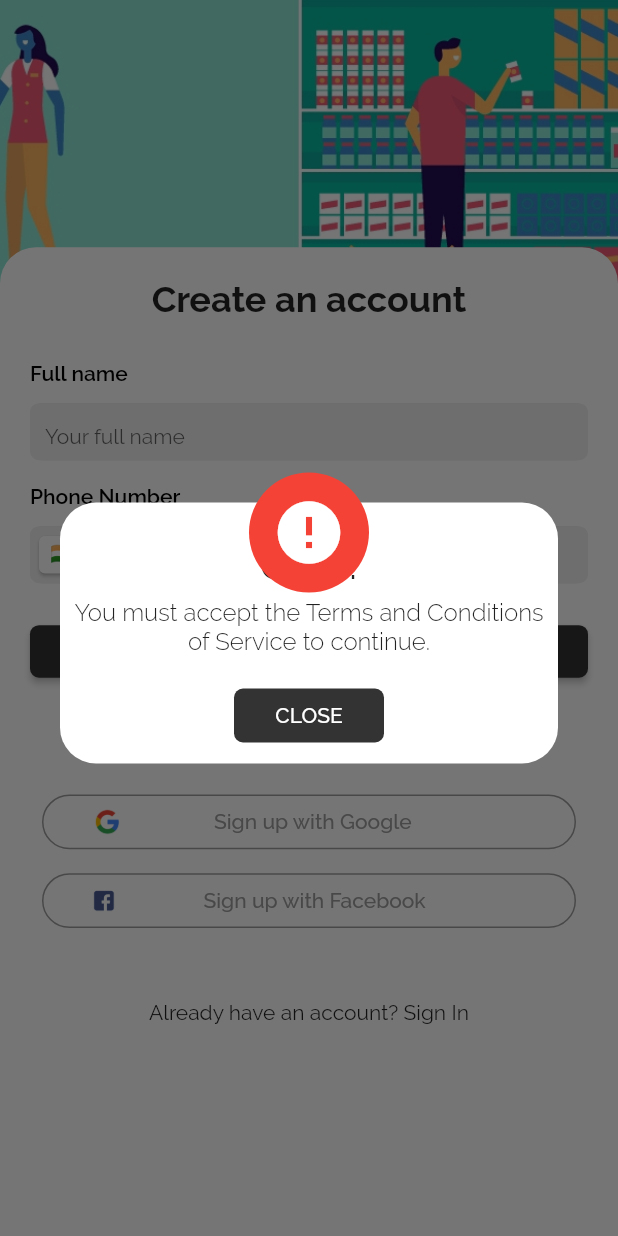
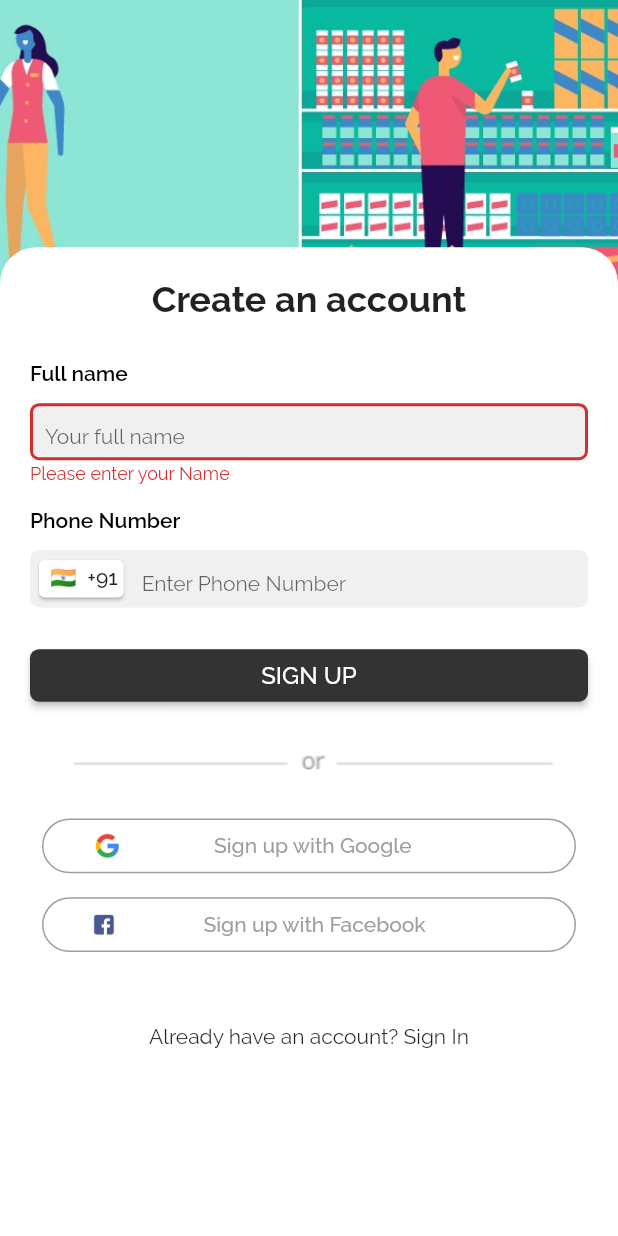
Before and after one commit to cloud10-23/breakq-mobileapp, a Flutter app: the SignUpScreen screen opened by its route, after a tap on "SIGN UP", on a phone screen of 412 x 824 dp. Run offline on Flutter 3.47's test engine with Material 2 defaults, Android fonts, the phone set to English and light mode, and no system bars; our stand-ins replace bloc, cached_network_image, equatable, firebase_auth, firebase_core, flutter_bloc and 12 more; missing offline and left inert: flutter_facebook_auth; accounts and stored records are empty.

Commit message:
Added mobile signup functionality

```diff
--- a/lib/blocs/auth/auth_bloc.dart
+++ b/lib/blocs/auth/auth_bloc.dart
@@ -29,9 +29,9 @@ class AuthBloc extends BaseBloc<AuthEvent, AuthState> {
 
   @override
   Stream<AuthState> mapEventToState(AuthEvent event) async* {
-    // if (event is UserRegisteredAuthEvent) {
-    //   yield* _mapOnRegisterAuthEventToState(event);
-    if (event is LoginRequestedAuthEvent) {
+    if (event is UserRegisteredAuthEvent) {
+      yield* _mapOnRegisterAuthEventToState(event);
+    } else if (event is LoginRequestedAuthEvent) {
       yield* _mapLoginAuthEventToState(event);
     } else if (event is GoogleLoginRequestedAuthEvent) {
       yield* _mapGoogleLoginAuthEventToState(event);
@@ -73,21 +73,16 @@ class AuthBloc extends BaseBloc<AuthEvent, AuthState> {
     yield LoginFailureAuthState(event.error);
   }
 
-  // Stream<AuthState> _mapOnRegisterAuthEventToState(
-  //     UserRegisteredAuthEvent event) async* {
-  //   ///Notify loading to UI
-  //   yield ProcessInProgressAuthState();
+  Stream<AuthState> _mapOnRegisterAuthEventToState(
+      UserRegisteredAuthEvent event) async* {
+    ///Notify loading to UI
+    yield ProcessInProgressAuthState();
 
-  //   getIt.get<AppGlobals>().user = await const UserRepository().getProfile();
-
-  //   try {
-  //     add(UserSavedAuthEvent(getIt.get<AppGlobals>().user));
-
-  //     yield LoginSuccessAuthState();
-  //   } catch (error) {
-  //     yield RegistrationFailureAuthState(error.toString());
-  //   }
-  // }
+    subscription = sendOtp(event.phone).listen((event) {
+      add(event);
+    });
+    yield VerifyOTPAuthState();
+  }
 
   Stream<AuthState> _mapOTPVerificationAuthEventToState(
       OTPVerificationAuthEvent event) async* {
--- a/lib/configs/routes.dart
+++ b/lib/configs/routes.dart
@@ -46,13 +46,9 @@ class Routes {
           },
         );
       case signIn:
-        return SlideRoute(widget: SignInScreen());
+        return SlideRoute(widget: const SignInScreen());
       case signUp:
-        return MaterialPageRoute<SignUpScreen>(
-          builder: (BuildContext context) {
-            return const SignUpScreen();
-          },
-        );
+        return SlideRoute(widget: const SignUpScreen());
       case editProfile:
         return MaterialPageRoute<EditProfileScreen>(
           builder: (BuildContext context) {
--- a/lib/l10n/intl_en.arb
+++ b/lib/l10n/intl_en.arb
@@ -121,9 +121,10 @@
     "onboardingPage3Body": "Just show the QR code at checkout. No more waiting in line.",
     "onboardingBtnSkip": "Skip",
     "onboardingBtnGetStarted": "Get Started",
-    "formValidatorRequired": "Please enter your Phone Number",
     "formValidatorEmail": "Email format invalid",
     "formValidatorMinLength": "Min. length is {length} characters",
+    "formValidatorNameRequired": "Please enter your Name",
+    "formValidatorPhoneRequired": "Please enter your Phone Number",
     "formValidatorInvalidPassword": "Password format invalid",
     "forgotPasswordTitle": "Forgot password?",
     "forgotPasswordLabel": "Enter your registered email address and we shall send you a secure link to reset your password.",
--- a/lib/main_app.dart
+++ b/lib/main_app.dart
@@ -2,6 +2,8 @@ import 'package:breakq/blocs/cart/cart_bloc.dart';
 import 'package:breakq/data/repositories/user_repository.dart';
 import 'package:breakq/screens/cart/cart_overlay.dart';
 import 'package:breakq/screens/home/explore.dart';
+import 'package:breakq/screens/onboarding/onboarding.dart';
+import 'package:breakq/screens/splash.dart';
 import 'package:flutter/material.dart';
 import 'package:flutter_bloc/flutter_bloc.dart';
 import 'package:flutter_localizations/flutter_localizations.dart';
@@ -114,17 +116,16 @@ class _MainAppState extends State<MainApp> /*with WidgetsBindingObserver */ {
         builder: (BuildContext context, ApplicationState appState) {
           Widget homeWidget;
 
-          // if (appState is SetupSuccessApplicationState) {
-          //   // homeWidget = HomeExploreScreen();
-          homeWidget = CartNavigation(
-              homeScreen: HomeScreen(
-                  key: getIt.get<AppGlobals>().globalKeySearchScreen),
-              navigatorKey: getIt.get<AppGlobals>().globalKeyNavigator);
-          // } else if (appState is OnboardingInProgressApplicationState) {
-          //   homeWidget = OnboardingScreen();
-          // } else {
-          //   homeWidget = const SplashScreen();
-          // }
+          if (appState is SetupSuccessApplicationState) {
+            homeWidget = CartNavigation(
+                homeScreen: HomeScreen(
+                    key: getIt.get<AppGlobals>().globalKeySearchScreen),
+                navigatorKey: getIt.get<AppGlobals>().globalKeyNavigator);
+          } else if (appState is OnboardingInProgressApplicationState) {
+            homeWidget = const OnboardingScreen();
+          } else {
+            homeWidget = const SplashScreen();
+          }
 
           return BlocBuilder<ThemeBloc, ThemeState>(
             builder: (BuildContext context, ThemeState theme) {
--- a/lib/screens/edit_profile/edit_profile.dart
+++ b/lib/screens/edit_profile/edit_profile.dart
@@ -197,7 +197,7 @@ class _EditProfileScreenState extends State<EditProfileScreen> {
                     },
                     controller: _textNameController,
                     validator: FormValidator.isRequired(
-                        L10n.of(context).formValidatorRequired),
+                        L10n.of(context).formValidatorNameRequired),
                   ),
                   FormLabel(text: L10n.of(context).editProfileLabelPhone),
                   ThemeTextInput(
--- a/lib/screens/onboarding/onboarding.dart
+++ b/lib/screens/onboarding/onboarding.dart
@@ -7,6 +7,7 @@ import 'package:breakq/generated/l10n.dart';
 import 'package:breakq/utils/text_style.dart';
 
 class OnboardingScreen extends StatefulWidget {
+  const OnboardingScreen();
   @override
   _OnboardingScreenState createState() => _OnboardingScreenState();
 }
--- a/lib/screens/onboarding/sign_up.dart
+++ b/lib/screens/onboarding/sign_up.dart
@@ -1,6 +1,8 @@
+import 'package:breakq/blocs/application/application_bloc.dart';
 import 'package:breakq/configs/routes.dart';
 import 'package:breakq/data/models/country.dart';
 import 'package:breakq/screens/onboarding/widgets/sigin_helper.dart';
+import 'package:breakq/screens/onboarding/widgets/sign_in_otp.dart';
 import 'package:flutter/material.dart';
 import 'package:flutter_bloc/flutter_bloc.dart';
 import 'package:breakq/blocs/auth/auth_bloc.dart';
@@ -16,50 +18,32 @@ import 'package:breakq/utils/text_style.dart';
 
 class SignUpScreen extends StatefulWidget {
   const SignUpScreen({Key key}) : super(key: key);
+  @override
+  _SignUpScreenState createState() => _SignUpScreenState();
+}
+
+class _SignUpScreenState extends State<SignUpScreen>
+    with SingleTickerProviderStateMixin {
+  TabController _controller;
 
   @override
-  _SignUpScreenState createState() {
-    return _SignUpScreenState();
-  }
+  void initState() {
+    super.initState();
+    _controller = TabController(length: 2, initialIndex: 0, vsync: this);
   }
 
-class _SignUpScreenState extends State<SignUpScreen> {
-  final TextEditingController _textNameController = TextEditingController();
-  final TextEditingController _textPhoneController = TextEditingController();
-  final FocusNode _focusName = FocusNode();
-  final FocusNode _focusPhone = FocusNode();
-  final GlobalKey<ThemeTextInputState> keyPhoneInput =
-      GlobalKey<ThemeTextInputState>();
-  final GlobalKey<ThemeTextInputState> keyNameInput =
-      GlobalKey<ThemeTextInputState>();
-
-  bool _consentGiven = false;
-
-  void _signUp() {
-    FormUtils.hideKeyboard(context);
-
-    if (!_consentGiven) {
-      UI.showErrorDialog(
-        context,
-        message: L10n.of(context).signUpErrorConsent,
-        onPressed: () {},
-      );
-      return;
-    }
-
-    if (keyNameInput.currentState.validate() &&
-        keyPhoneInput.currentState.validate()) {
-      BlocProvider.of<AuthBloc>(context).add(UserRegisteredAuthEvent(
-        fullName: _textNameController.text,
-        phone: _textPhoneController.text,
-      ));
-    }
+  @override
+  void dispose() {
+    _controller.dispose();
+    super.dispose();
   }
 
   @override
   Widget build(BuildContext context) {
     return Scaffold(
-      body: Stack(
+      body: BlocConsumer<AuthBloc, AuthState>(
+        builder: (context, snapshot) {
+          return Stack(
             alignment: Alignment.bottomCenter,
             children: <Widget>[
               Container(
@@ -81,16 +65,84 @@ class _SignUpScreenState extends State<SignUpScreen> {
                     topRight: Radius.circular(kCardRadius),
                   ),
                 ),
-            child: SingleChildScrollView(
+                child: TabBarView(
+                  controller: _controller,
+                  physics: NeverScrollableScrollPhysics(),
+                  children: [
+                    SignUpWidget(),
+                    SignInOTPWidget(),
+                  ],
+                ),
+              ),
+            ],
+          );
+        },
+        listenWhen: (previous, current) => (current is VerifyOTPAuthState ||
+            current is InitialAuthState ||
+            current is LoginSuccessAuthState),
+        listener: (context, state) => (state is LoginSuccessAuthState)
+            ? BlocProvider.of<ApplicationBloc>(context)
+                .add(OnboardingCompletedApplicationEvent())
+            : (state is VerifyOTPAuthState)
+                ? _controller.animateTo(1)
+                : _controller.animateTo(0),
+      ),
+    );
+  }
+}
+
+class SignUpWidget extends StatefulWidget {
+  const SignUpWidget({Key key}) : super(key: key);
+
+  @override
+  _SignUpWidgetState createState() {
+    return _SignUpWidgetState();
+  }
+}
+
+class _SignUpWidgetState extends State<SignUpWidget> {
+  final TextEditingController _textNameController = TextEditingController();
+  final TextEditingController _textPhoneController = TextEditingController();
+  final FocusNode _focusName = FocusNode();
+  final FocusNode _focusPhone = FocusNode();
+  final GlobalKey<ThemeTextInputState> keyPhoneInput =
+      GlobalKey<ThemeTextInputState>();
+  final GlobalKey<ThemeTextInputState> keyNameInput =
+      GlobalKey<ThemeTextInputState>();
+
+  bool _consentGiven = true;
+
+  void _signUp() {
+    FormUtils.hideKeyboard(context);
+
+    if (!_consentGiven) {
+      UI.showErrorDialog(
+        context,
+        message: L10n.of(context).signUpErrorConsent,
+        onPressed: () {},
+      );
+      return;
+    }
+
+    if (keyNameInput.currentState.validate() &&
+        keyPhoneInput.currentState.validate()) {
+      BlocProvider.of<AuthBloc>(context).add(UserRegisteredAuthEvent(
+        fullName: _textNameController.text,
+        phone: "+91" + _textPhoneController.text,
+      ));
+    }
+  }
+
+  @override
+  Widget build(BuildContext context) {
+    return SingleChildScrollView(
       child: Padding(
-                padding:
-                    const EdgeInsets.only(left: kPaddingL, right: kPaddingL),
+        padding: const EdgeInsets.only(left: kPaddingL, right: kPaddingL),
         child: Column(
           crossAxisAlignment: CrossAxisAlignment.stretch,
-                  children: <Widget>[
+          children: [
             Padding(
-                      padding: const EdgeInsets.only(
-                          top: kPaddingL, bottom: kPaddingL),
+              padding: const EdgeInsets.only(top: kPaddingL, bottom: kPaddingL),
               child: Text(
                 L10n.of(context).signUpTitle,
                 style: Theme.of(context).textTheme.headline5.bold,
@@ -106,8 +158,7 @@ class _SignUpScreenState extends State<SignUpScreen> {
               focusNode: _focusName,
               textInputAction: TextInputAction.next,
               onSubmitted: (String text) {
-                        FormUtils.fieldFocusChange(
-                            context, _focusName, _focusPhone);
+                FormUtils.fieldFocusChange(context, _focusName, _focusPhone);
               },
               onTapIcon: () async {
                 await Future<dynamic>.delayed(
@@ -115,7 +166,7 @@ class _SignUpScreenState extends State<SignUpScreen> {
                 _textNameController.clear();
               },
               validator: FormValidator.isRequired(
-                          L10n.of(context).formValidatorRequired),
+                  L10n.of(context).formValidatorNameRequired),
             ),
             const SizedBox(height: kPaddingM),
             FormLabel(text: L10n.of(context).signUpLabelPhone),
@@ -140,13 +191,11 @@ class _SignUpScreenState extends State<SignUpScreen> {
               ),
               validator: FormValidator.validators([
                 FormValidator.isRequired(
-                            L10n.of(context).formValidatorRequired),
+                    L10n.of(context).formValidatorPhoneRequired),
                 FormValidator.isMinLength(
-                            length: 10,
-                            errorMessage: "Please enter a 10 digit number"),
+                    length: 10, errorMessage: "Please enter a 10 digit number"),
                 FormValidator.isMaxLength(
-                            length: 10,
-                            errorMessage: "Please enter a 10 digit number"),
+                    length: 10, errorMessage: "Please enter a 10 digit number"),
               ]),
             ),
             const SizedBox(height: kPaddingL),
@@ -175,8 +224,7 @@ class _SignUpScreenState extends State<SignUpScreen> {
             BlocBuilder<AuthBloc, AuthState>(
               builder: (BuildContext context, AuthState authState) {
                 return BlocListener<AuthBloc, AuthState>(
-                          listener:
-                              (BuildContext context, AuthState authState) {
+                  listener: (BuildContext context, AuthState authState) {
                     if (authState is RegistrationFailureAuthState) {
                       UI.showErrorDialog(
                         context,
@@ -187,8 +235,7 @@ class _SignUpScreenState extends State<SignUpScreen> {
                   child: ThemeButton(
                     onPressed: _signUp,
                     text: L10n.of(context).signUpBtnSend,
-                            showLoading:
-                                authState is ProcessInProgressAuthState,
+                    showLoading: authState is ProcessInProgressAuthState,
                     disableTouchWhenLoading: true,
                   ),
                 );
@@ -212,8 +259,7 @@ class _SignUpScreenState extends State<SignUpScreen> {
             // ),
             ListTile(
               contentPadding: EdgeInsets.all(kPaddingL),
-                      onTap: () =>
-                          Navigator.popAndPushNamed(context, Routes.signIn),
+              onTap: () => Navigator.popAndPushNamed(context, Routes.signIn),
               title: Center(
                 child: Text(
                   L10n.of(context).signUpAlreadyHaveAccount,
@@ -224,10 +270,6 @@ class _SignUpScreenState extends State<SignUpScreen> {
           ],
         ),
       ),
-            ),
-          )
-        ],
-      ),
     );
   }
 }
--- a/lib/screens/onboarding/widgets/sign_in.dart
+++ b/lib/screens/onboarding/widgets/sign_in.dart
@@ -113,7 +113,7 @@ class _SignInWidgetState extends State<SignInWidget>
                     onSubmitted: (String text) => _validateForm(),
                     validator: FormValidator.validators([
                       FormValidator.isRequired(
-                          L10n.of(context).formValidatorRequired),
+                          L10n.of(context).formValidatorPhoneRequired),
                       FormValidator.isMinLength(
                           length: 10,
                           errorMessage: "Please enter a 10 digit number"),
```
Also changed, not shown: lib/generated/intl/messages_en.dart, lib/generated/l10n.dart. Lines whose indentation alone changed are shown as unchanged.
